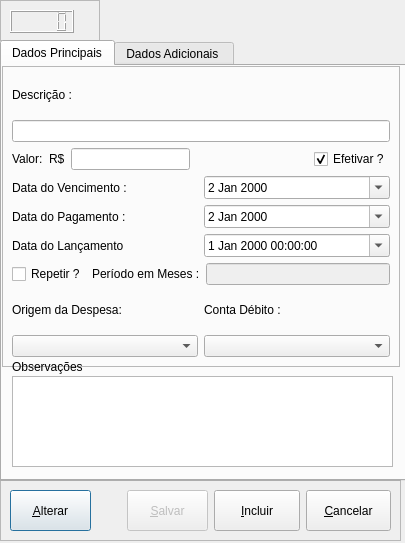
Old version of the form ui/CadDespesa.ui in the repository Locked666/My-Finance-QtDesigner.
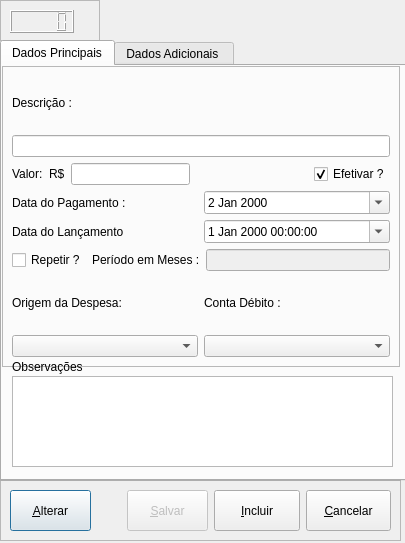
New version of the form. The open tabs and pages were chosen to show the change.

```diff
--- a/ui/CadDespesa.ui
+++ b/ui/CadDespesa.ui
@@ -265,31 +265,6 @@
         </item>
        </layout>
       </item>
-      <item>
-       <layout class="QHBoxLayout" name="horizontalLayout_18">
-        <item>
-         <widget class="QLabel" name="label_19">
-          <property name="text">
-           <string>Data do Vencimento :</string>
-          </property>
-         </widget>
-        </item>
-        <item>
-         <widget class="QDateEdit" name="dateEdit_3">
-          <property name="calendarPopup">
-           <bool>true</bool>
-          </property>
-          <property name="date">
-           <date>
-            <year>2000</year>
-            <month>1</month>
-            <day>2</day>
-           </date>
-          </property>
-         </widget>
-        </item>
-       </layout>
-      </item>
       <item>
        <layout class="QHBoxLayout" name="horizontalLayout_22">
         <item>
```
Left out of the diff: 4 changed lines with no effect on the pictures.
